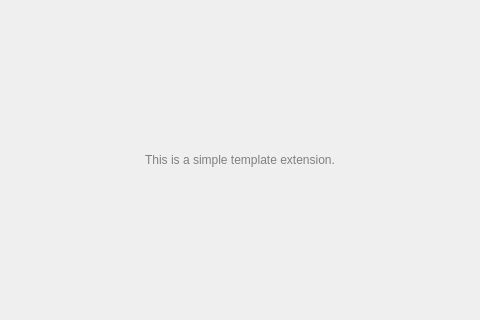
The window that src/plugins/mpris/configwidget.ui (albertlauncher/albert) describes before a commit, drawn with Qt 5.
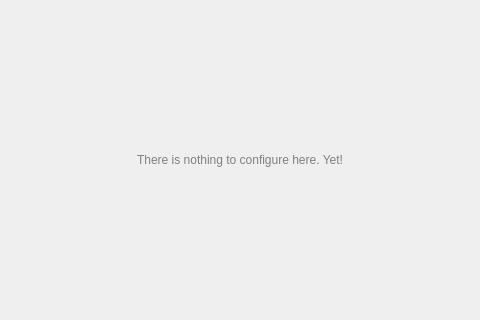
The same window after the commit.

Commit message: Changed text in config widget

What changed in the file:
```diff
--- a/src/plugins/mpris/configwidget.ui
+++ b/src/plugins/mpris/configwidget.ui
@@ -27,7 +27,7 @@
    <item>
     <widget class="QLabel" name="label">
      <property name="text">
-      <string>&lt;html&gt;&lt;head/&gt;&lt;body&gt;&lt;p align=&quot;center&quot;&gt;&lt;span style=&quot; color:#808080;&quot;&gt;This is a simple template extension.&lt;/span&gt;&lt;/p&gt;&lt;/body&gt;&lt;/html&gt;</string>
+      <string>&lt;html&gt;&lt;head/&gt;&lt;body&gt;&lt;p align=&quot;center&quot;&gt;&lt;span style=&quot; color:#808080;&quot;&gt;There is nothing to configure here. Yet!&lt;/span&gt;&lt;/p&gt;&lt;/body&gt;&lt;/html&gt;</string>
      </property>
     </widget>
    </item>
```
